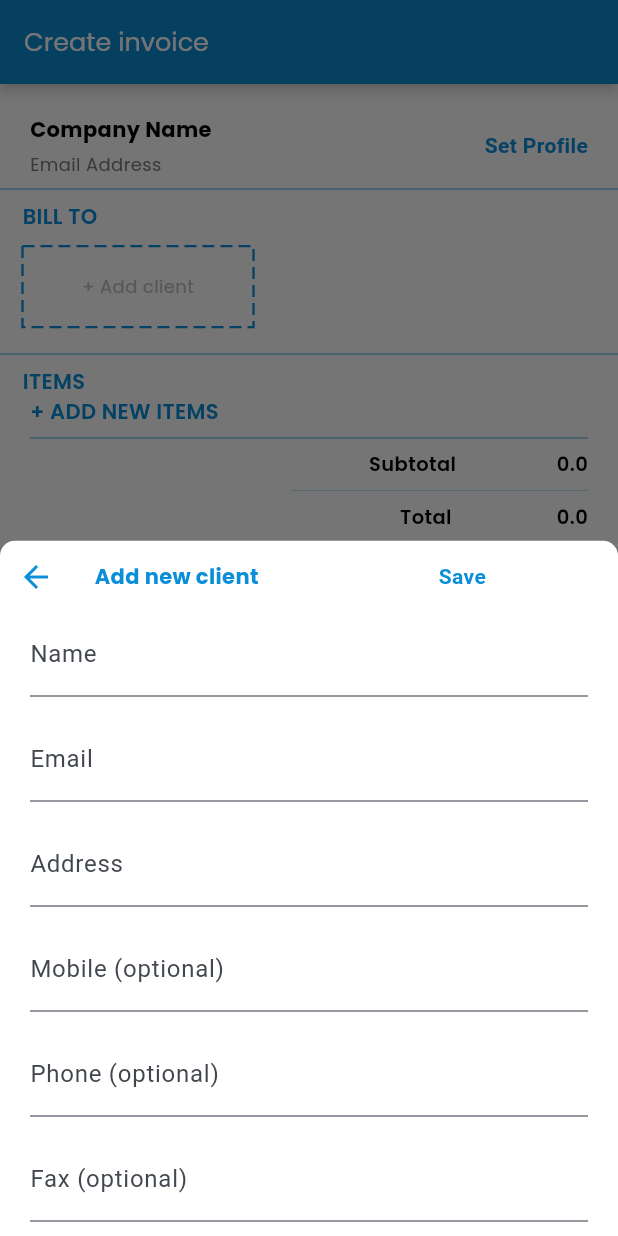
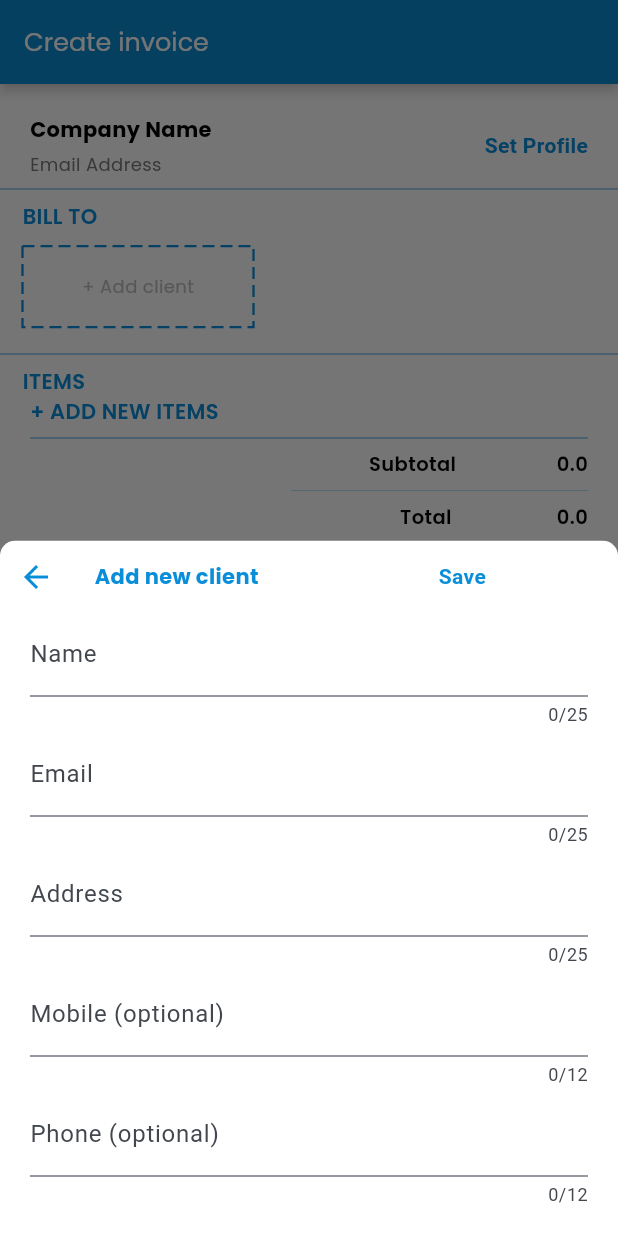
Before and after one commit to Amir40s/invoicemaker, a Flutter app: the EditInvoice screen opened directly, after a tap on "+ Add client", on a phone screen of 412 x 824 dp. Run offline on Flutter 3.47's test engine with Material 3 defaults, Android fonts, the phone set to English and light mode, and no system bars; drawn by our look-alikes of dotted_border; our stand-ins replace firebase_auth, firebase_core, get, google_fonts, image_picker, pdf and 3 more; accounts and stored records are empty.

Commit message:
commit by Mohammad Abraheem

```diff
--- a/lib/helper_classes/bill_to_add_client/add_new_clients.dart
+++ b/lib/helper_classes/bill_to_add_client/add_new_clients.dart
@@ -84,7 +84,8 @@ class AddNewClientBottomSheet {
                       textInputAction: TextInputAction.next,
                       fieldName: "Name",
                       labelName: "Name",
-                      height: 70.0,
+                      height: 80.0,
+                      maxLength: 25,
                       width: Get.width,
                       controller: nameController),
                   SimpleCustomTextFormField().simpleCustomTextFormField(
@@ -92,7 +93,8 @@ class AddNewClientBottomSheet {
                       textInputAction: TextInputAction.next,
                       fieldName: "Email",
                       labelName: "Email",
-                      height: 70.0,
+                      height: 80.0,
+                      maxLength: 25,
                       width: Get.width,
                       controller: emailController),
                   SimpleCustomTextFormField().simpleCustomTextFormField(
@@ -100,33 +102,37 @@ class AddNewClientBottomSheet {
                       textInputAction: TextInputAction.next,
                       fieldName: "Address",
                       labelName: "Address",
-                      height: 70.0,
+                      height: 80.0,
+                      maxLength: 25,
                       width: Get.width,
-                      controller: addressController),
-                  SimpleCustomTextFormField().simpleCustomTextFormField(
+                      controller: addressController) ,
+                      mobileController != null ? SimpleCustomTextFormField().simpleCustomTextFormField(
                       keyboardType: TextInputType.phone,
                       textInputAction: TextInputAction.next,
                       fieldName: "Mobile (optional)",
                       labelName: "Mobile (optional)",
-                      height: 70.0,
+                      height: 80.0,
                       width: Get.width,
-                      controller: mobileController),
-                  SimpleCustomTextFormField().simpleCustomTextFormField(
-                      keyboardType: TextInputType.phone,
-                      textInputAction: TextInputAction.next,
-                      fieldName: "Phone (optional)",
-                      labelName: "Phone (optional)",
-                      height: 70.0,
-                      width: Get.width,
-                      controller: phoneController),
-                  SimpleCustomTextFormField().simpleCustomTextFormField(
+                      maxLength: 12,
+                      controller: mobileController): const SizedBox(height: 0.0,width: 0.0,),
+                      phoneController != null ? SimpleCustomTextFormField().simpleCustomTextFormField(
+                          keyboardType: TextInputType.phone,
+                          textInputAction: TextInputAction.next,
+                          fieldName: "Phone (optional)",
+                          labelName: "Phone (optional)",
+                          height: 80.0,
+                          maxLength: 12,
+                          width: Get.width,
+                          controller: phoneController) : const SizedBox(height: 0.0,width: 0.0,),
+                      faxController  != null ? SimpleCustomTextFormField().simpleCustomTextFormField(
                       keyboardType: TextInputType.name,
                       textInputAction: TextInputAction.go,
                       fieldName: "Fax (optional)",
                       labelName: "Fax (optional)",
-                      height: 70.0,
+                      height: 80.0,
+                      maxLength: 25,
                       width: Get.width,
-                      controller: faxController),
+                      controller: faxController) : const SizedBox(height: 0.0,width: 0.0,),
                 ],
               ),
             )
--- a/lib/helper_classes/custom_textformfield/cutom_textformfield_label.dart
+++ b/lib/helper_classes/custom_textformfield/cutom_textformfield_label.dart
@@ -14,12 +14,10 @@ class LabelTextFormField{
         label: HelperText().helperText(text: labelText, textColor: Colors.grey.shade500, fontSize: 14),
         border: OutlineInputBorder(
           borderSide: BorderSide(color: Colors.grey.shade500),
-
           borderRadius: BorderRadius.circular(10),
         ),
         enabledBorder: OutlineInputBorder(
           borderSide: BorderSide(color: Colors.grey.shade500),
-
           borderRadius: BorderRadius.circular(10),
         ),
         focusedBorder: OutlineInputBorder(
--- a/lib/helper_classes/simple_textformfield/simple_textformfield.dart
+++ b/lib/helper_classes/simple_textformfield/simple_textformfield.dart
@@ -1,12 +1,14 @@
 import 'package:flutter/material.dart';
 
 class SimpleCustomTextFormField{
-  Widget simpleCustomTextFormField({required String fieldName,required String labelName, var height, var width,var controller,var textInputAction,var keyboardType}){
+  Widget simpleCustomTextFormField({required String fieldName,required String labelName, var height, var width,var controller,var textInputAction,var keyboardType,var maxLength,var validator}){
     return SingleChildScrollView(
       child: SizedBox(
         height: height,
         width: width,
         child: TextFormField(
+          validator: validator,
+          maxLength: maxLength,
           textInputAction: textInputAction,
           keyboardType: keyboardType,
           controller: controller,
--- a/lib/start_screen/business_profile_screen/business_profile_screen.dart
+++ b/lib/start_screen/business_profile_screen/business_profile_screen.dart
@@ -318,7 +318,6 @@ class BusinessProfileScreen extends StatelessWidget {
                             maxLength: 37,
                             keyboardType: TextInputType.streetAddress,
                             controller: _businessAddressController,
-
                             labelText: "Business Address",
                             hintText: "Business Address",),
                         const SizedBox(
```
Also changed, not shown: lib/helper_classes/add_new_items/add_item_line.dart (+14 -48 lines), lib/start_screen/invoices_screen/preview_invoice_screen/preview_invoice_screen.dart (+148 -139 lines).
